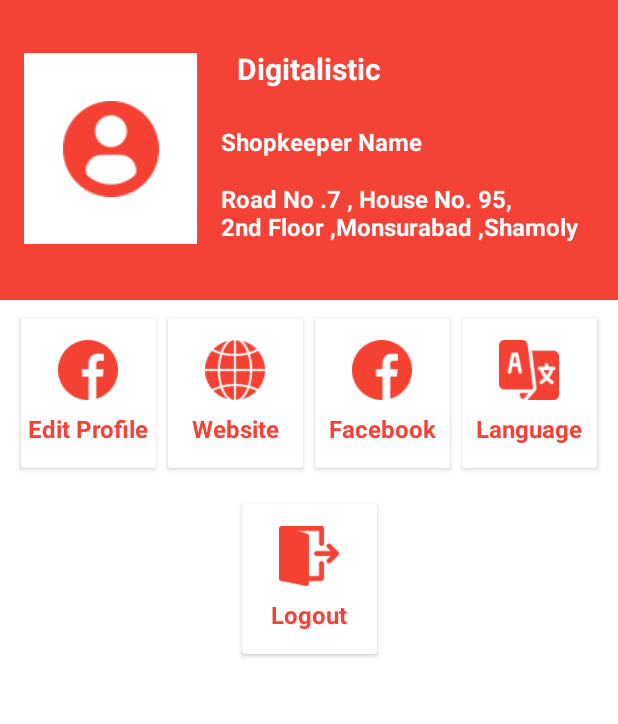
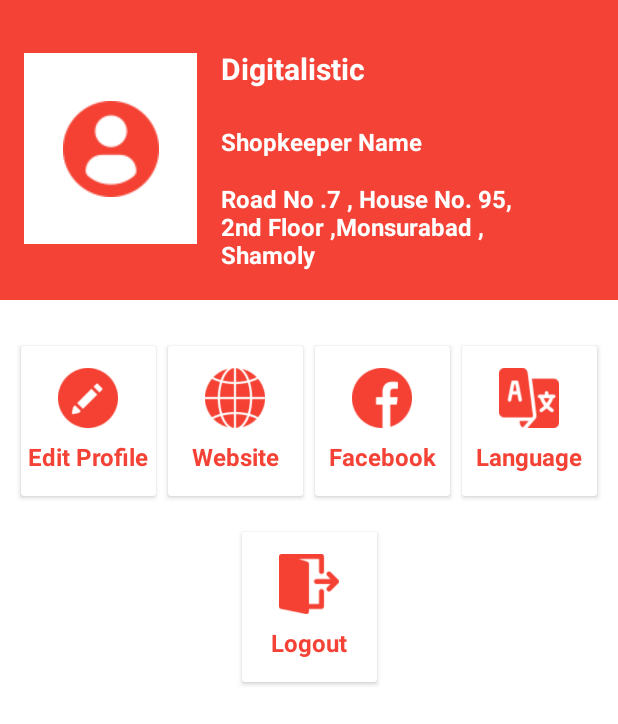
Before and after one commit to rashel0069/newfmcg, an Android app: the layout fragment_profile_.xml on its own in the app's theme, with its tools: preview values and no code run, on a phone screen of 412 x 824 dp. Shown: the top 724 px of the screen. Run offline under Robolectric (Android 15) with nearby library versions, the light colour scheme and no system bars.

Commit message:
12-1-2021 11:46

```diff
--- a/app/src/main/res/layout/fragment_about_.xml
+++ b/app/src/main/res/layout/fragment_about_.xml
@@ -51,11 +51,11 @@
 
             </TextView>
             <TextView
-                android:layout_marginTop="15dp"
                 android:id="@+id/textViewJustify2"
                 android:layout_width="match_parent"
                 android:layout_height="wrap_content"
                 android:justificationMode="inter_word"
+                android:layout_marginTop="15dp"
                 android:text="@string/about2"
                 android:textColor="@color/black"
                 android:textStyle="bold">
--- a/app/src/main/res/layout/fragment_home_.xml
+++ b/app/src/main/res/layout/fragment_home_.xml
@@ -204,7 +204,8 @@
                                 android:gravity="center"
                                 android:hint="@string/totalcashhint"
                                 android:textColor="@color/black"
-                                android:textSize="16sp" />
+                                android:textColorHint="@color/black"
+                                android:textSize="16sp"  />
                             <View
                                 android:layout_width="match_parent"
                                 android:layout_height="1dp"
--- a/app/src/main/res/layout/fragment_profile_.xml
+++ b/app/src/main/res/layout/fragment_profile_.xml
@@ -22,19 +22,23 @@
             android:src="@drawable/user"
             app:layout_constraintStart_toStartOf="parent"
             app:layout_constraintTop_toTopOf="parent" />
+
         <TextView
             android:id="@+id/textView"
             android:layout_width="wrap_content"
             android:layout_height="wrap_content"
+            android:layout_marginStart="16dp"
             android:layout_marginTop="32dp"
             android:text="Digitalistic"
             android:textColor="@color/white"
             android:textSize="20sp"
             android:textStyle="bold"
             app:layout_constraintEnd_toEndOf="parent"
-            app:layout_constraintStart_toStartOf="parent"
+            app:layout_constraintHorizontal_bias="0.0"
+            app:layout_constraintStart_toEndOf="@+id/profile_img_id"
             app:layout_constraintTop_toTopOf="parent"
             tools:ignore="MissingConstraints" />
+
         <TextView
             android:id="@+id/textView3"
             android:layout_width="wrap_content"
@@ -56,7 +60,7 @@
             android:layout_marginStart="16dp"
             android:layout_marginTop="16dp"
             android:singleLine="false"
-            android:text="Road No .7 , House No. 95, \n2nd Floor ,Monsurabad ,Shamoly"
+            android:text="Road No .7 , House No. 95, \n2nd Floor ,Monsurabad ,\nShamoly"
             android:textColor="@color/white"
             android:textSize="16sp"
             android:textStyle="bold"
@@ -91,10 +95,10 @@
                     android:layout_width="40dp"
                     android:layout_height="40dp"
                     android:layout_gravity="center"
-                    android:src="@drawable/facebook" />
+                    android:src="@drawable/edit" />
 
                 <TextView
-                    android:id="@+id/textView4"
+                    android:id="@+id/editprofile_id"
                     android:layout_width="wrap_content"
                     android:layout_height="wrap_content"
                     android:layout_gravity="center"
@@ -127,12 +131,14 @@
                 android:orientation="vertical">
 
                 <ImageView
+                    android:id="@+id/langimg_id"
                     android:layout_width="40dp"
                     android:layout_height="40dp"
                     android:layout_gravity="center"
                     android:src="@drawable/language2" />
 
                 <TextView
+                    android:id="@+id/lang_id"
                     android:layout_width="wrap_content"
                     android:layout_height="wrap_content"
                     android:layout_marginTop="8dp"
@@ -171,7 +177,7 @@
                     android:src="@drawable/global" />
 
                 <TextView
-                    android:id="@+id/textView6"
+                    android:id="@+id/website_id"
                     android:layout_width="wrap_content"
                     android:layout_height="wrap_content"
                     android:layout_marginTop="8dp"
@@ -209,6 +215,7 @@
                     android:src="@drawable/facebook" />
 
                 <TextView
+                    android:id="@+id/fb_id"
                     android:layout_width="wrap_content"
                     android:layout_height="wrap_content"
                     android:layout_marginTop="8dp"
@@ -245,7 +252,7 @@
                     android:src="@drawable/logout" />
 
                 <TextView
-                    android:id="@+id/textView5"
+                    android:id="@+id/logout_id"
                     android:layout_width="wrap_content"
                     android:layout_height="wrap_content"
                     android:layout_marginTop="8dp"
--- a/app/src/main/res/values/strings.xml
+++ b/app/src/main/res/values/strings.xml
@@ -284,11 +284,11 @@
 
     <string name="facebook">Facebook</string>
 
-    <string name="about" translatable="false">We are an information catering,
+    <string name="about" >We are an information catering,
         service oriented company where most of our clients are corporation.The service which we provide can be of Hardware or Software related requirements.
         So brain-storming is key and innovation is our skill-set.
  </string>
-    <string name="about2" translatable="false">To sum up,we are basically a one stop solution provider for all your digital needs.Our services encompass Digital Strategy,Website Design and Development,
+<string name="about2" >To sum up,we are basically a one stop solution provider for all your digital needs.Our services encompass Digital Strategy,Website Design and Development,
             Digital Marketing,Digital Display,Server-Side Solution,CRM,IOT Solution and Research.</string>
 
 </resources>
```
Also changed, not shown: app/src/main/java/com/appshat/fmcgapp/fragment/About_Fragment.java (+28 -2 lines), app/src/main/java/com/appshat/fmcgapp/fragment/Profile_Fragment.java (+102 -2 lines), 1 other file.
